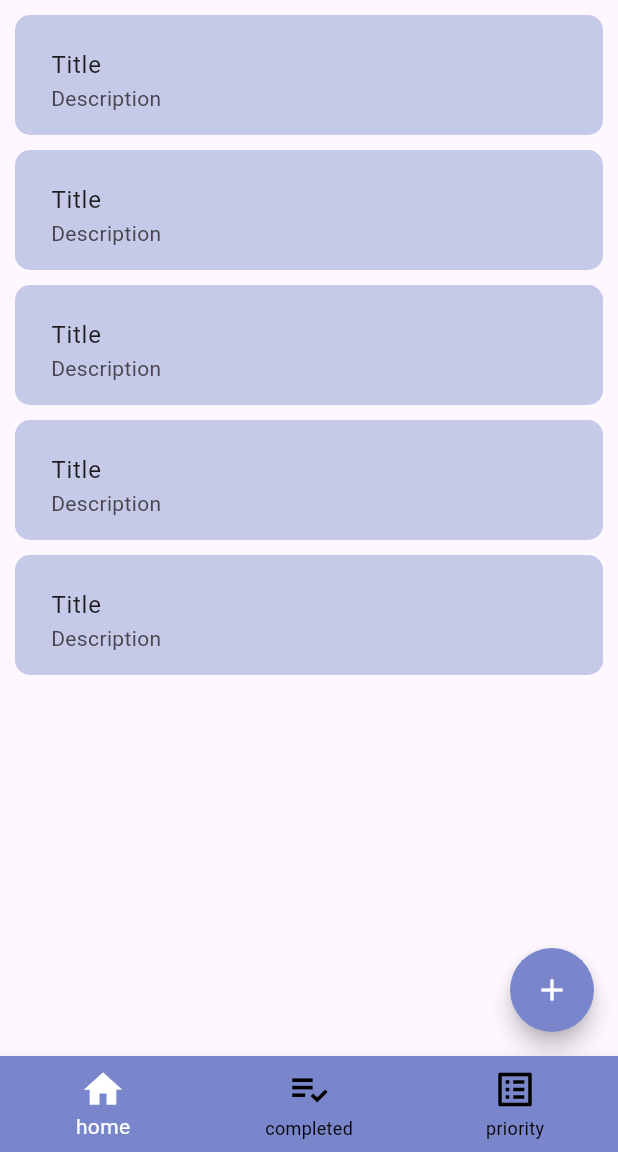
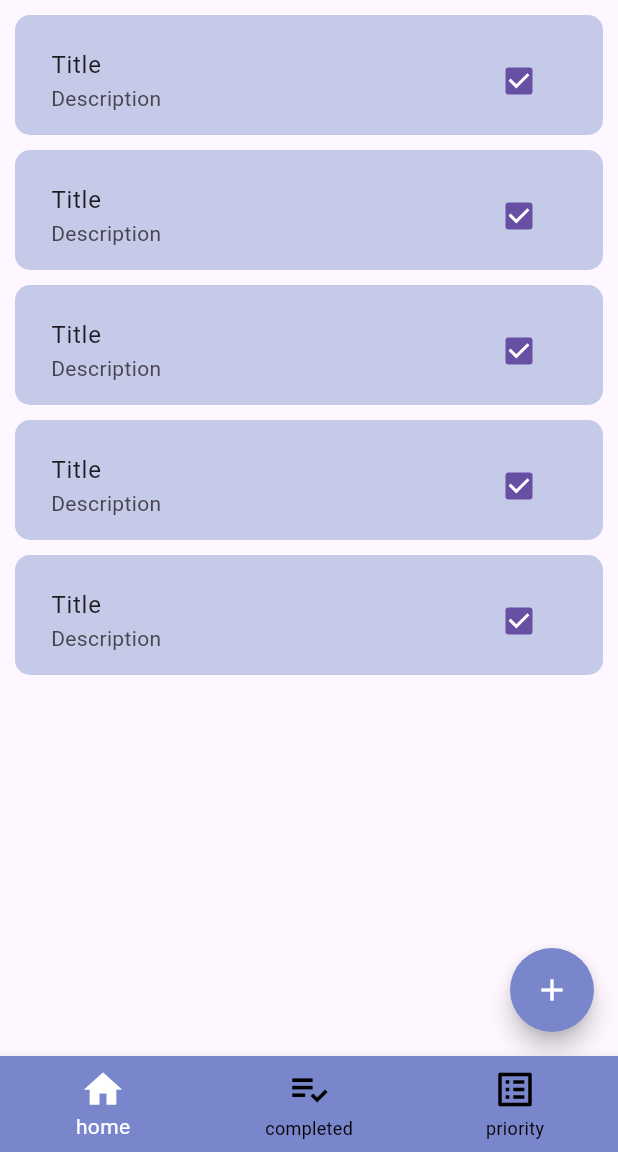
Before and after one commit to sohasara/To-Do-App, a Flutter app: the screen it shows after launch, on a phone screen of 412 x 824 dp, the part 84-1236 px from its top. Run offline on Flutter 3.47's test engine with Material 3 defaults, Android fonts, the phone set to English and light mode, and no system bars; our stand-ins replace flutter_riverpod.

Commit message:
add checkbox to ListTile in HomePage for selection functionality

```diff
--- a/lib/application/pages/home/home.dart
+++ b/lib/application/pages/home/home.dart
@@ -48,9 +48,13 @@ class HomePage extends StatelessWidget {
                       color: Colors.indigo.shade100,
                       borderRadius: BorderRadius.circular(10),
                     ),
-                    child: const ListTile(
-                      title: Text('Title'),
-                      subtitle: Text('Description'),
+                    child: ListTile(
+                      title: const Text('Title'),
+                      subtitle: const Text('Description'),
+                      trailing: Checkbox(
+                        value: true,
+                        onChanged: (value) {},
+                      ),
                     ),
                   ),
                 );
```
